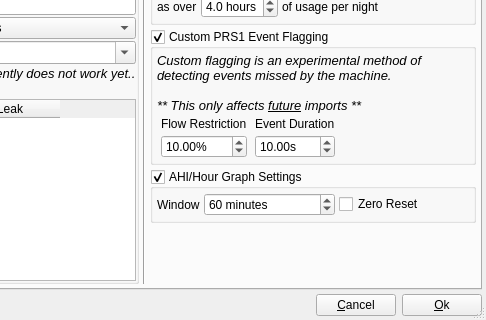
Old version of the form preferencesdialog.ui in the repository sbonaime/sleepyhead-code.; both pictures show x 154 to 640 and y 87 to 407 of the 640 by 407 pixel window.
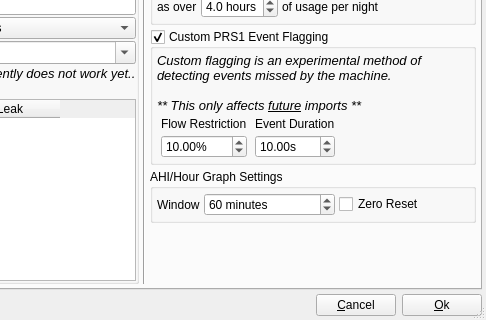
New version of the form. The open tabs and pages were chosen to show the change. Icons and pictures are not drawn.

Commit message: Preferences Tooltips, Records fix for incompliant days not showing

Diff of the .ui file:
```diff
--- a/preferencesdialog.ui
+++ b/preferencesdialog.ui
@@ -754,7 +754,10 @@
             <string>AHI/Hour Graph Settings</string>
            </property>
            <property name="checkable">
-            <bool>true</bool>
+            <bool>false</bool>
+           </property>
+           <property name="checked">
+            <bool>false</bool>
            </property>
            <layout class="QGridLayout" name="gridLayout_8">
             <property name="horizontalSpacing">
```
Left out of the diff: 112 changed lines with no effect on the pictures. The commit also changes 1 other file.
